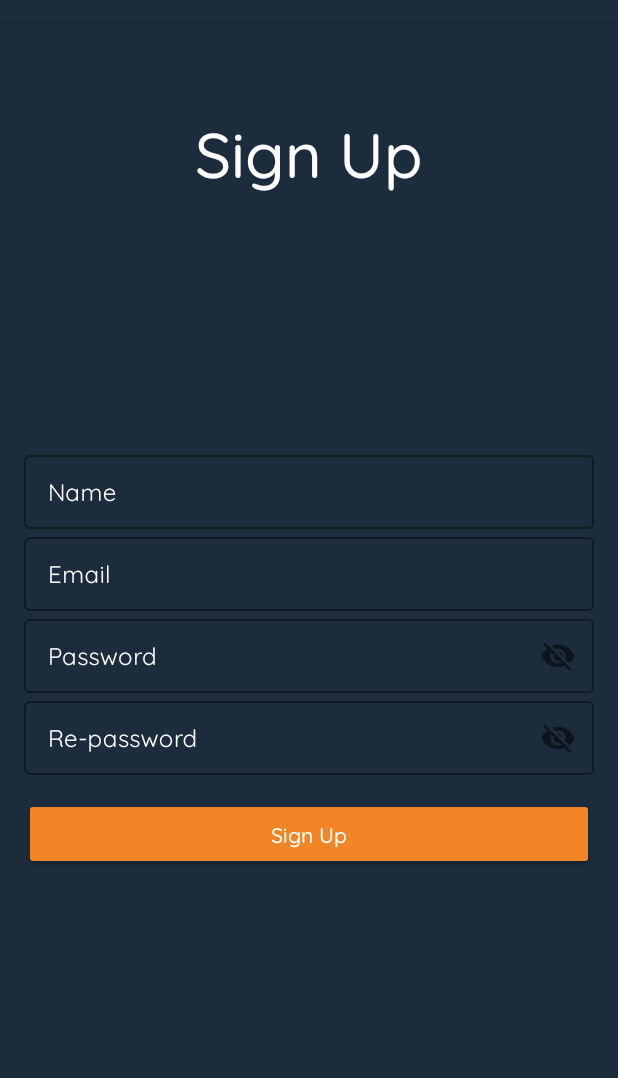
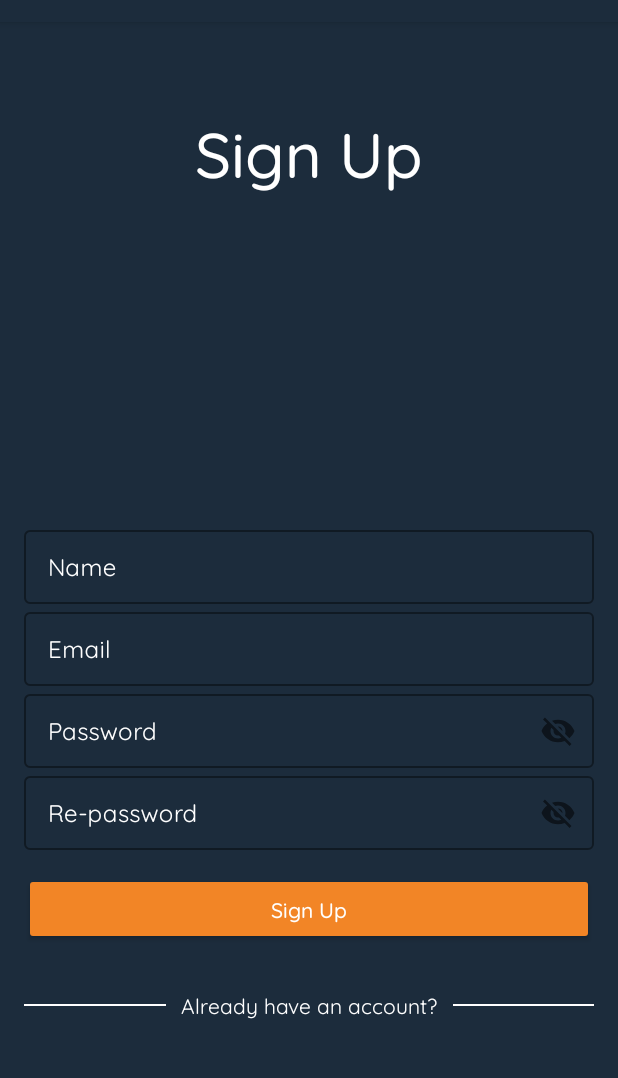
Before and after one commit to MertMelihAytemur/Helpark, an Android app: the RegisterFragment screen opened through its navigation route, on a phone screen of 412 x 824 dp, the part 62-1140 px from its top. Run offline under Robolectric (Android 15) with nearby library versions, the phone set to English and light mode, and no system bars; our stand-ins replace navigation-ui; Roboto replaces fonts that are not available here; 3 statements that could not run were skipped.

Commit message:
UI and Clean code improvements

```diff
--- a/app/build.gradle
+++ b/app/build.gradle
@@ -5,6 +5,7 @@ plugins {
     id 'com.google.android.libraries.mapsplatform.secrets-gradle-plugin'
     id 'com.google.gms.google-services'
     id 'androidx.navigation.safeargs'
+    id 'kotlin-parcelize'
 }
 
 android {
--- a/app/src/main/java/xyz/scoca/helpark/MainActivity.kt
+++ b/app/src/main/java/xyz/scoca/helpark/MainActivity.kt
@@ -2,6 +2,9 @@ package xyz.scoca.helpark
 
 import androidx.appcompat.app.AppCompatActivity
 import android.os.Bundle
+import androidx.navigation.NavController
+import androidx.navigation.Navigation
+import androidx.navigation.ui.NavigationUI
 import xyz.scoca.helpark.databinding.ActivityMainBinding
 
 class MainActivity : AppCompatActivity() {
--- a/app/src/main/java/xyz/scoca/helpark/model/park/ParkData.kt
+++ b/app/src/main/java/xyz/scoca/helpark/model/park/ParkData.kt
@@ -1,8 +1,11 @@
 package xyz.scoca.helpark.model.park
 
 
+import android.os.Parcelable
 import com.google.gson.annotations.SerializedName
+import kotlinx.parcelize.Parcelize
 
+@Parcelize
 data class ParkData(
     @SerializedName("park_active_hours")
     val parkActiveHours: String?=null,
@@ -24,4 +27,4 @@ data class ParkData(
     val parkPoint: String?=null,
     @SerializedName("park_id")
     val parkId: String?=null
-)
+) : Parcelable
--- a/app/src/main/java/xyz/scoca/helpark/util/common/Common.kt
+++ b/app/src/main/java/xyz/scoca/helpark/util/common/Common.kt
@@ -5,6 +5,7 @@ import xyz.scoca.helpark.network.nearby.RetrofitClient
 
 object Common{
     private val GOOGLE_API_URL = "https://maps.googleapis.com/"
+    const val PARK_ID = "parking"
 
     val googleApiService : IGoogleApiService
     get() = RetrofitClient.getClient(GOOGLE_API_URL)
--- a/app/src/main/res/layout/fragment_register.xml
+++ b/app/src/main/res/layout/fragment_register.xml
@@ -159,5 +159,43 @@
             app:layout_constraintStart_toStartOf="parent"
             app:layout_constraintTop_toBottomOf="@id/btnRegister" />
 
+        <TextView
+            android:id="@+id/tvAlreadyHaveAnAccount"
+            android:layout_width="wrap_content"
+            android:layout_height="wrap_content"
+            android:text="Already have an account?"
+            android:textSize="14sp"
+            android:layout_marginTop="30dp"
+            android:fontFamily="@font/quicksand"
+            app:layout_constraintTop_toBottomOf="@id/progressBar"
+            app:layout_constraintStart_toStartOf="parent"
+            app:layout_constraintEnd_toEndOf="parent"
+            app:layout_constraintBottom_toBottomOf="parent"
+            android:textColor="@color/white"/>
+
+        <View
+            android:layout_width="0dp"
+            android:layout_height="1dp"
+            android:layout_marginTop="5dp"
+            android:layout_marginEnd="10dp"
+            android:background="@color/white"
+            app:layout_constraintBottom_toBottomOf="parent"
+            app:layout_constraintEnd_toStartOf="@id/tvAlreadyHaveAnAccount"
+            app:layout_goneMarginTop="30dp"
+            app:layout_constraintStart_toStartOf="parent"
+            app:layout_constraintTop_toBottomOf="@id/progressBar" />
+
+        <View
+            android:layout_width="0dp"
+            android:layout_height="1dp"
+            android:layout_marginTop="5dp"
+            android:layout_marginStart="10dp"
+            android:background="@color/white"
+            app:layout_constraintBottom_toBottomOf="parent"
+            app:layout_constraintStart_toEndOf="@id/tvAlreadyHaveAnAccount"
+            app:layout_goneMarginTop="30dp"
+            app:layout_constraintEnd_toEndOf="parent"
+            app:layout_constraintTop_toBottomOf="@id/progressBar" />
+
     </androidx.constraintlayout.widget.ConstraintLayout>
 </androidx.constraintlayout.widget.ConstraintLayout>
--- a/app/src/main/res/layout/park_item.xml
+++ b/app/src/main/res/layout/park_item.xml
@@ -35,7 +35,8 @@
                 android:layout_height="wrap_content"
                 android:src="@drawable/marker_24"
                 app:layout_constraintStart_toStartOf="parent"
-                app:layout_constraintTop_toTopOf="parent" />
+                app:layout_constraintTop_toTopOf="parent"
+                app:layout_constraintBottom_toTopOf="@id/view"/>
 
             <androidx.appcompat.widget.AppCompatTextView
                 android:id="@+id/tvParkName"
--- a/app/src/main/res/navigation/nav_graph.xml
+++ b/app/src/main/res/navigation/nav_graph.xml
@@ -9,7 +9,7 @@
         android:id="@+id/splashScreenFragment"
         android:name="xyz.scoca.helpark.ui.splash.SplashScreenFragment"
         android:label="fragment_splash_screen"
-        tools:layout="@layout/fragment_splash_screen" >
+        tools:layout="@layout/fragment_splash_screen">
 
         <action
             android:id="@+id/action_splashScreenFragment_to_homeFragment"
@@ -26,7 +26,7 @@
         android:id="@+id/loginFragment"
         android:name="xyz.scoca.helpark.ui.auth.login.LoginFragment"
         android:label="fragment_login"
-        tools:layout="@layout/fragment_login" >
+        tools:layout="@layout/fragment_login">
         <action
             android:id="@+id/action_loginFragment_to_registerFragment"
             app:destination="@id/registerFragment" />
@@ -40,10 +40,15 @@
         android:id="@+id/registerFragment"
         android:name="xyz.scoca.helpark.ui.auth.register.RegisterFragment"
         android:label="fragment_register"
-        tools:layout="@layout/fragment_register" >
+        tools:layout="@layout/fragment_register">
         <action
             android:id="@+id/action_registerFragment_to_homeFragment"
             app:destination="@id/homeFragment"
+            app:popUpTo="@id/registerFragment"
+            app:popUpToInclusive="true" />
+        <action
+            android:id="@+id/action_registerFragment_to_loginFragment"
+            app:destination="@id/loginFragment"
             app:popUpTo="@id/registerFragment"
             app:popUpToInclusive="true" />
     </fragment>
@@ -51,10 +56,12 @@
         android:id="@+id/homeFragment"
         android:name="xyz.scoca.helpark.ui.home.HomeFragment"
         android:label="fragment_home"
-        tools:layout="@layout/fragment_home" >
+        tools:layout="@layout/fragment_home">
         <action
             android:id="@+id/action_homeFragment_to_loginFragment"
-            app:destination="@id/loginFragment" />
+            app:destination="@id/loginFragment"
+            app:popUpTo="@id/homeFragment"
+            app:popUpToInclusive="true" />
         <action
             android:id="@+id/action_homeFragment_to_profileFragment"
             app:destination="@id/profileFragment" />
@@ -72,7 +79,7 @@
         android:id="@+id/profileFragment"
         android:name="xyz.scoca.helpark.ui.home.ProfileFragment"
         android:label="fragment_profile"
-        tools:layout="@layout/fragment_profile" >
+        tools:layout="@layout/fragment_profile">
         <action
             android:id="@+id/action_profileFragment_to_loginFragment"
             app:destination="@id/loginFragment" />
@@ -81,7 +88,7 @@
         android:id="@+id/feedbackFragment"
         android:name="xyz.scoca.helpark.ui.home.FeedbackFragment"
         android:label="fragment_feedback"
-        tools:layout="@layout/fragment_feedback" >
+        tools:layout="@layout/fragment_feedback">
         <action
             android:id="@+id/action_feedbackFragment_to_homeFragment"
             app:destination="@id/homeFragment" />
@@ -95,7 +102,7 @@
         android:id="@+id/viewPagerFragment"
         android:name="xyz.scoca.helpark.ui.onboarding.viewpager.ViewPagerFragment"
         android:label="fragment_view_pager"
-        tools:layout="@layout/fragment_view_pager" >
+        tools:layout="@layout/fragment_view_pager">
 
         <action
             android:id="@+id/action_viewPagerFragment_to_loginFragment"
@@ -107,13 +114,12 @@
         android:id="@+id/reservationFragment"
         android:name="xyz.scoca.helpark.ui.home.ReservationFragment"
         android:label="fragment_reservation"
-        tools:layout="@layout/fragment_reservation" >
-        <argument
-            android:name="parkName"
-            app:argType="string"
-            />
+        tools:layout="@layout/fragment_reservation">
         <action
             android:id="@+id/action_reservationFragment_to_homeFragment"
             app:destination="@id/homeFragment" />
+        <argument
+            android:name="parkName"
+            app:argType="string" />
     </fragment>
 </navigation>
```
Also changed, not shown: app/src/main/java/xyz/scoca/helpark/ui/auth/register/RegisterFragment.kt (+7 -7 lines), app/src/main/java/xyz/scoca/helpark/ui/home/HomeFragment.kt (+10 -4 lines), app/src/main/res/layout/fragment_login.xml (+22 -5 lines).
